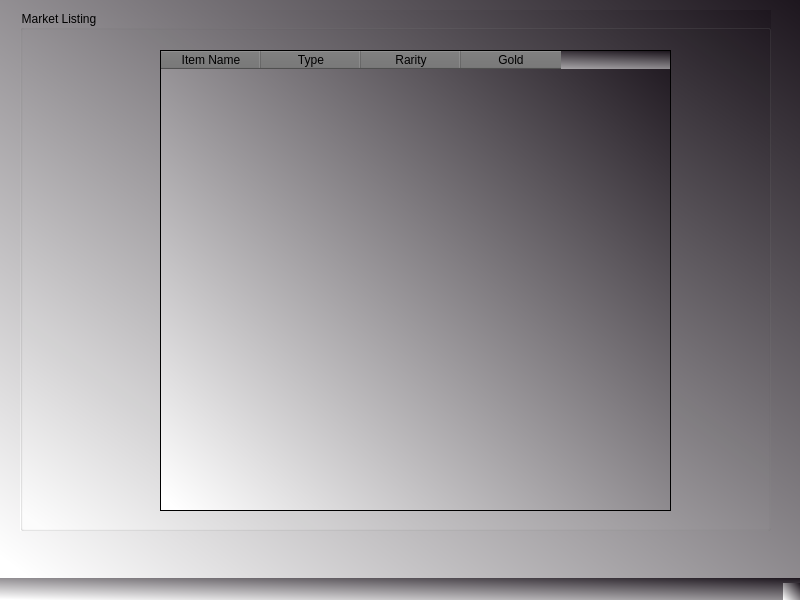
senormaarij/DBS_Project_GameManageSys, file Market.ui: the form before one commit.
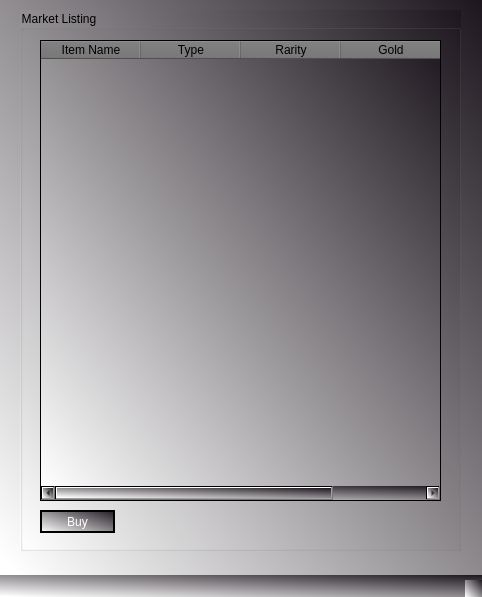
The form after the commit.

Diff of the .ui file:
```diff
--- a/Market.ui
+++ b/Market.ui
@@ -6,8 +6,8 @@
    <rect>
     <x>0</x>
     <y>0</y>
-    <width>800</width>
-    <height>600</height>
+    <width>482</width>
+    <height>597</height>
    </rect>
   </property>
   <property name="windowTitle">
@@ -23,8 +23,8 @@
      <rect>
       <x>20</x>
       <y>10</y>
-      <width>751</width>
-      <height>521</height>
+      <width>441</width>
+      <height>541</height>
      </rect>
     </property>
     <property name="title">
@@ -33,9 +33,9 @@
     <widget class="QTableWidget" name="tableWidget">
      <property name="geometry">
       <rect>
-       <x>140</x>
-       <y>40</y>
-       <width>511</width>
+       <x>20</x>
+       <y>30</y>
+       <width>401</width>
        <height>461</height>
       </rect>
      </property>
@@ -66,6 +66,24 @@
       </property>
      </column>
     </widget>
+    <widget class="QPushButton" name="pushButton">
+     <property name="geometry">
+      <rect>
+       <x>20</x>
+       <y>500</y>
+       <width>75</width>
+       <height>23</height>
+      </rect>
+     </property>
+     <property name="styleSheet">
+      <string notr="true">font: 63 9pt &quot;Bahnschrift SemiBold&quot;;
+border: 2px solid;
+color: white;</string>
+     </property>
+     <property name="text">
+      <string>Buy</string>
+     </property>
+    </widget>
    </widget>
   </widget>
   <widget class="QMenuBar" name="menubar">
```
Left out of the diff: 4 changed lines with no effect on the pictures.
